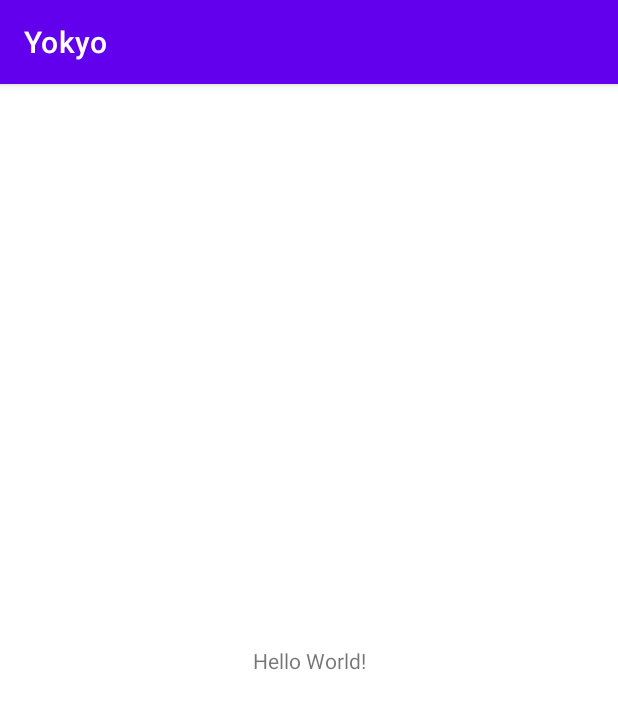
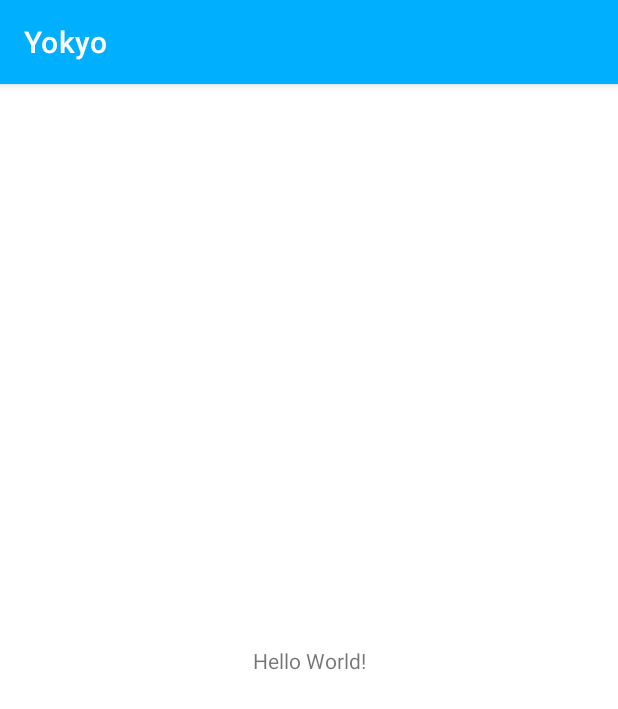
Before and after one commit to chydee/YOKYO, an Android app: the screen it shows after launch (MainActivity), on a phone screen of 412 x 824 dp. Shown: the top 709 px of the screen. Run offline under Robolectric (Android 15) with nearby library versions, the phone set to English and light mode, and no system bars.

Commit message:
setup app theme

```diff
--- a/app/src/main/res/values-night/themes.xml
+++ /dev/null
@@ -1,16 +0,0 @@
-<resources xmlns:tools="http://schemas.android.com/tools">
-    <!-- Base application theme. -->
-    <style name="Theme.Yokyo" parent="Theme.MaterialComponents.DayNight.DarkActionBar">
-        <!-- Primary brand color. -->
-        <item name="colorPrimary">@color/purple_200</item>
-        <item name="colorPrimaryVariant">@color/purple_700</item>
-        <item name="colorOnPrimary">@color/black</item>
-        <!-- Secondary brand color. -->
-        <item name="colorSecondary">@color/teal_200</item>
-        <item name="colorSecondaryVariant">@color/teal_200</item>
-        <item name="colorOnSecondary">@color/black</item>
-        <!-- Status bar color. -->
-        <item name="android:statusBarColor" tools:targetApi="l">?attr/colorPrimaryVariant</item>
-        <!-- Customize your theme here. -->
-    </style>
-</resources>
--- a/app/src/main/res/values/themes.xml
+++ b/app/src/main/res/values/themes.xml
@@ -1,16 +1,75 @@
 <resources xmlns:tools="http://schemas.android.com/tools">
     <!-- Base application theme. -->
-    <style name="Theme.Yokyo" parent="Theme.MaterialComponents.DayNight.DarkActionBar">
+    <style name="Theme.Yokyo" parent="Theme.MaterialComponents.Light.DarkActionBar">
         <!-- Primary brand color. -->
-        <item name="colorPrimary">@color/purple_500</item>
-        <item name="colorPrimaryVariant">@color/purple_700</item>
-        <item name="colorOnPrimary">@color/white</item>
+        <item name="colorPrimary">@color/primaryColor</item>
+        <item name="colorPrimaryVariant">@color/primaryDarkColor</item>
+        <item name="colorOnPrimary">@color/primaryTextColor</item>
         <!-- Secondary brand color. -->
-        <item name="colorSecondary">@color/teal_200</item>
-        <item name="colorSecondaryVariant">@color/teal_700</item>
-        <item name="colorOnSecondary">@color/black</item>
+        <item name="colorSecondary">@color/secondaryColor</item>
+        <item name="colorSecondaryVariant">@color/secondaryDarkColor</item>
+        <item name="colorOnSecondary">@color/secondaryTextColor</item>
         <!-- Status bar color. -->
         <item name="android:statusBarColor" tools:targetApi="l">?attr/colorPrimaryVariant</item>
+        <item name="statusBarForeground">@color/secondaryDarkColor</item>
+        <item name="android:windowLightStatusBar" tools:targetApi="m">true</item>
         <!-- Customize your theme here. -->
+        <item name="android:windowAnimationStyle">@style/WindowAnimationStyle</item>
+        <item name="android:windowBackground">@color/white</item>
+        <item name="android:windowLayoutInDisplayCutoutMode" tools:targetApi="o_mr1">shortEdges</item>
+
+        <item name="bottomSheetDialogTheme">@style/CustomBottomSheetDialog</item>
+
+        <item name="android:windowDisablePreview">true</item>
+    </style>
+
+    <style name="Theme.Yokyo.Auth" parent="Theme.MaterialComponents.Light.NoActionBar">
+        <!-- Primary brand color. -->
+        <item name="colorPrimary">@color/primaryColor</item>
+        <item name="colorPrimaryVariant">@color/primaryDarkColor</item>
+        <item name="colorOnPrimary">@color/primaryTextColor</item>
+        <!-- Secondary brand color. -->
+        <item name="colorSecondary">@color/secondaryColor</item>
+        <item name="colorSecondaryVariant">@color/secondaryDarkColor</item>
+        <item name="colorOnSecondary">@color/secondaryTextColor</item>
+        <!-- Status bar color. -->
+        <item name="android:statusBarColor" tools:targetApi="l">?attr/colorPrimaryVariant</item>
+        <item name="statusBarForeground">@color/secondaryDarkColor</item>
+        <item name="android:windowLightStatusBar" tools:targetApi="m">true</item>
+        <!-- Customize your theme here. -->
+        <item name="android:windowAnimationStyle">@style/WindowAnimationStyle</item>
+        <item name="android:windowBackground">@color/white</item>
+        <item name="android:windowLayoutInDisplayCutoutMode" tools:targetApi="o_mr1">shortEdges</item>
+
+        <item name="bottomSheetDialogTheme">@style/CustomBottomSheetDialog</item>
+
+        <item name="android:windowDisablePreview">true</item>
+    </style>
+
+    <style name="WindowAnimationStyle" parent="@android:style/Animation.Activity">
+        <item name="android:activityOpenEnterAnimation">@android:anim/fade_in</item>
+        <item name="android:activityOpenExitAnimation">@android:anim/fade_out</item>
+        <item name="android:activityCloseEnterAnimation">@android:anim/fade_out</item>
+        <item name="android:activityCloseExitAnimation">@android:anim/fade_in</item>
+    </style>
+
+    <style name="CustomBottomSheet" parent="Widget.MaterialComponents.BottomSheet">
+        <item name="shapeAppearance">@style/CustomShapeAppearanceBottomSheetDialog</item>
+    </style>
+
+    <style name="CustomShapeAppearanceBottomSheetDialog" parent="">
+        <item name="cornerFamily">rounded</item>
+        <item name="cornerSizeTopRight">16dp</item>
+        <item name="cornerSizeTopLeft">16dp</item>
+        <item name="cornerSizeBottomRight">0dp</item>
+        <item name="cornerSizeBottomLeft">0dp</item>
+    </style>
+
+    <style name="CustomBottomSheetDialog" parent="Theme.MaterialComponents.DayNight.BottomSheetDialog">
+        <item name="bottomSheetStyle">@style/CustomBottomSheet</item>
+    </style>
+
+    <style name="SearchViewTheme" parent="Widget.AppCompat.Light.SearchView">
+        <item name="android:textColorHint">#818181</item>
     </style>
 </resources>
```
